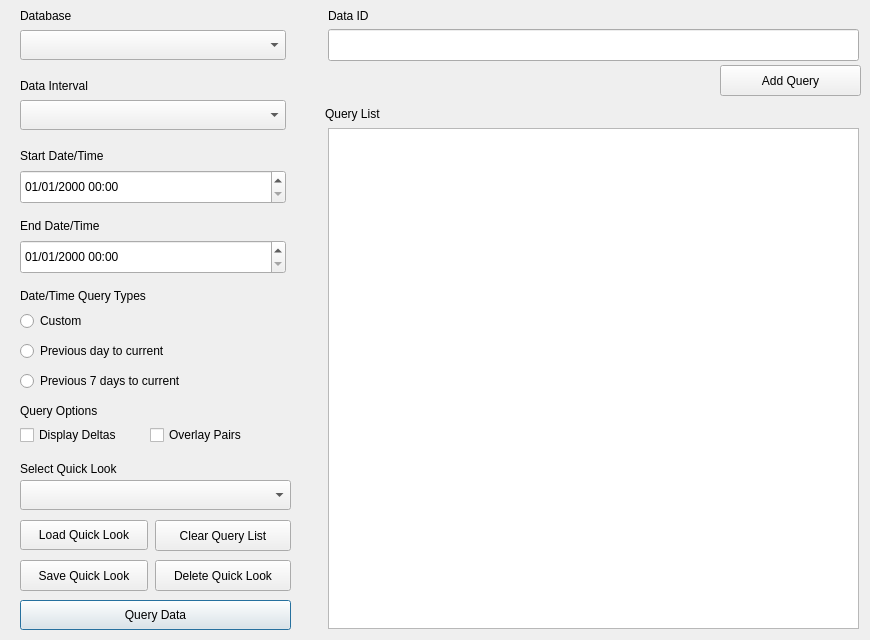
Old version of the form ui/winQuery.ui in the repository S31F3R/DataDoctor.
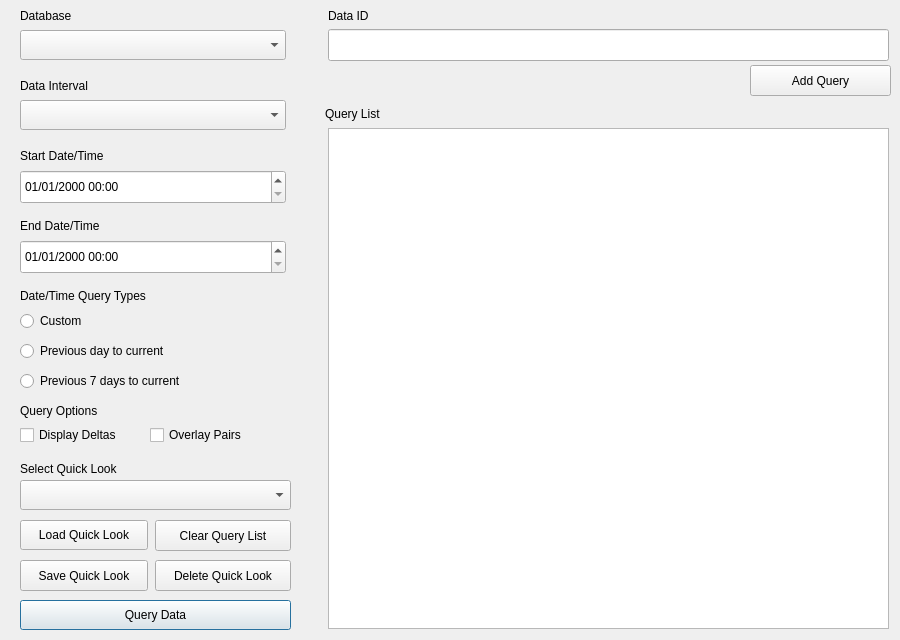
New version of the form. Icons and pictures are not drawn.

```diff
--- a/ui/winQuery.ui
+++ b/ui/winQuery.ui
@@ -6,7 +6,7 @@
    <rect>
     <x>0</x>
     <y>0</y>
-    <width>870</width>
+    <width>900</width>
     <height>640</height>
    </rect>
   </property>
@@ -18,7 +18,7 @@
   </property>
   <property name="maximumSize">
    <size>
-    <width>870</width>
+    <width>900</width>
     <height>640</height>
    </size>
   </property>
@@ -161,7 +161,7 @@
      <rect>
       <x>328</x>
       <y>128</y>
-      <width>531</width>
+      <width>561</width>
       <height>501</height>
      </rect>
     </property>
@@ -169,7 +169,7 @@
    <widget class="QPushButton" name="btnAddQuery">
     <property name="geometry">
      <rect>
-      <x>720</x>
+      <x>750</x>
       <y>65</y>
       <width>141</width>
       <height>31</height>
@@ -385,7 +385,7 @@
      <rect>
       <x>328</x>
       <y>29</y>
-      <width>531</width>
+      <width>561</width>
       <height>32</height>
      </rect>
     </property>
@@ -666,7 +666,7 @@
    <widget class="QPushButton" name="btnSearch">
     <property name="geometry">
      <rect>
-      <x>690</x>
+      <x>720</x>
       <y>65</y>
       <width>32</width>
       <height>32</height>
```
